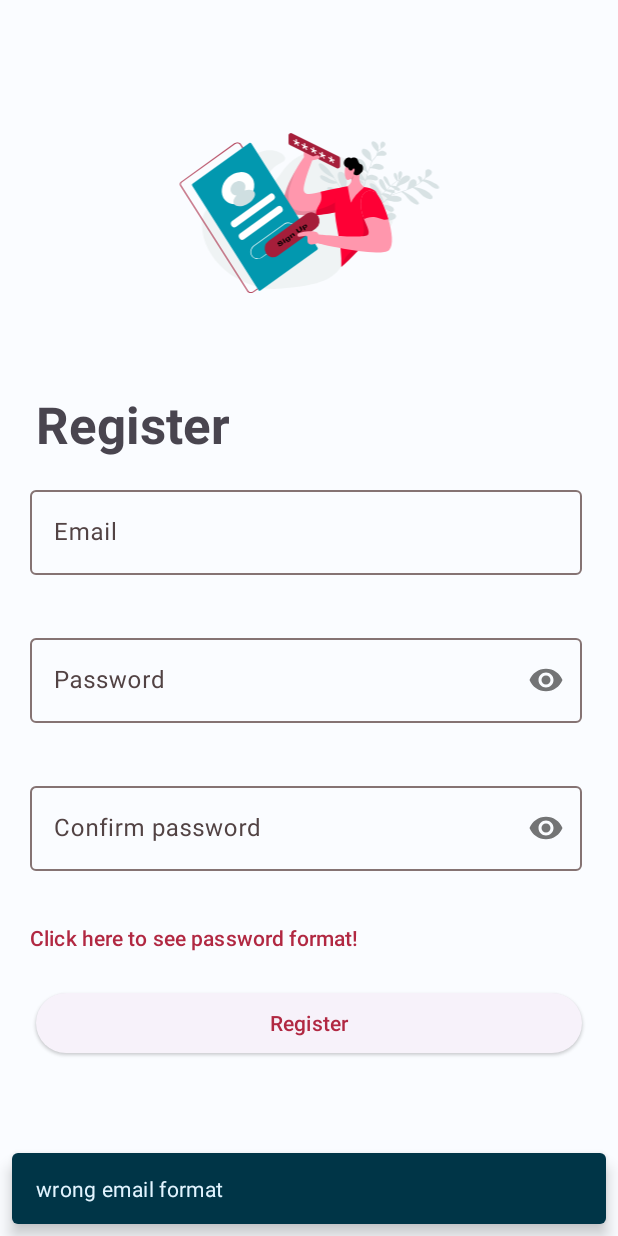
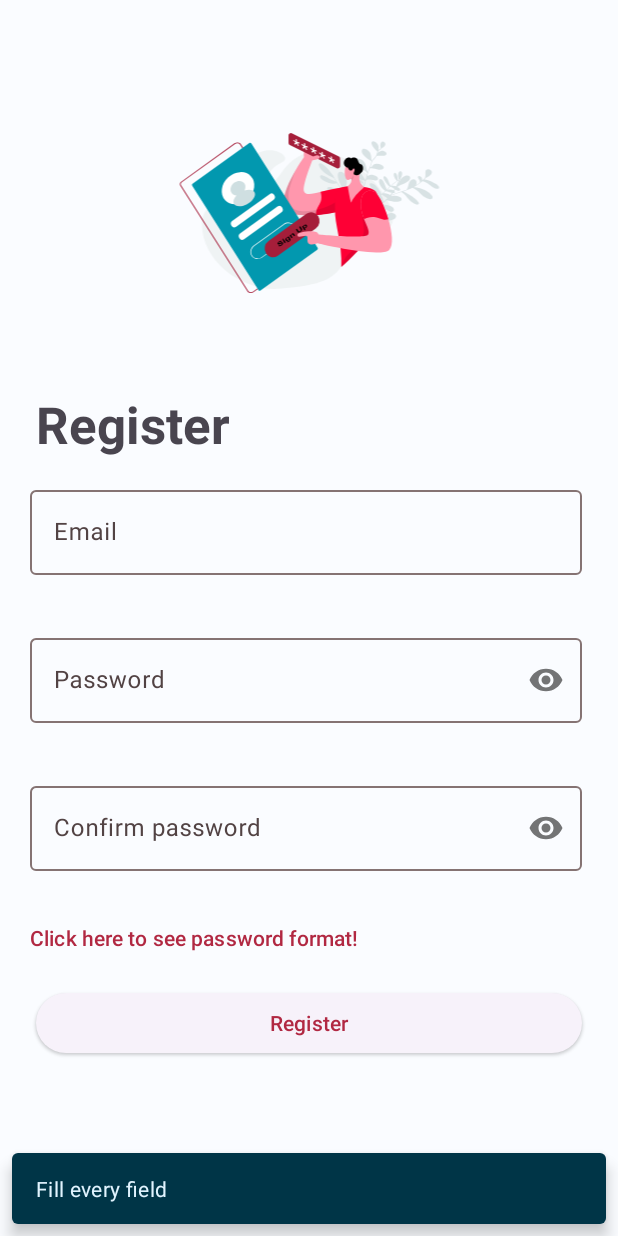
Before and after one commit to lorenzoSpizzuoco/NovApp, an Android app built with Jetpack Compose: the RegisterFragment screen opened through its navigation route, after a tap on "Register", on a phone screen of 412 x 824 dp. Run offline under Robolectric (Android 15) with nearby library versions, the phone set to English and light mode, and no system bars; our stand-ins replace Firebase (no records; nobody signed in at launch, a user with empty details on screens opened directly); libraries missing offline, so code that uses them is left out: org.apache.commons.

Commit message:
added empty field check in register

```diff
--- a/app/src/main/java/com/example/novapp2/ui/register/RegisterFragment.java
+++ b/app/src/main/java/com/example/novapp2/ui/register/RegisterFragment.java
@@ -102,7 +102,10 @@ public class RegisterFragment extends Fragment {
             String password = textInputLayoutPassword.getEditText().getText().toString();
             String confirmPassword = textInputLayoutPasswordConfirm.getEditText().getText().toString();
 
-            if (!isValidEmail(email)){
+            if (email.isEmpty() || password.isEmpty() || confirmPassword.isEmpty()) {
+                Snackbar.make(view, R.string.empty_fields, Snackbar.LENGTH_SHORT).show();
+            }
+            else if (!isValidEmail(email)){
                 Snackbar.make(view, R.string.wrong_email_format, Snackbar.LENGTH_SHORT).show();
                 textInputLayoutEmail.startAnimation(animation);
             } else if (!isValidPassword(password)){
--- a/app/src/main/res/values/strings.xml
+++ b/app/src/main/res/values/strings.xml
@@ -131,5 +131,6 @@
     <string name="okDialog"> Ok </string>
     <string name="password_dialog_title"> Password constraints</string>
     <string name="password_infos"> \n at least 4 characters long \n\n must contain an uppercase character \n\n Must contain a special symbol</string>
+    <string name="empty_fields">Fill every field</string>
 
 </resources>
```
Also changed, not shown: 1 other file.
